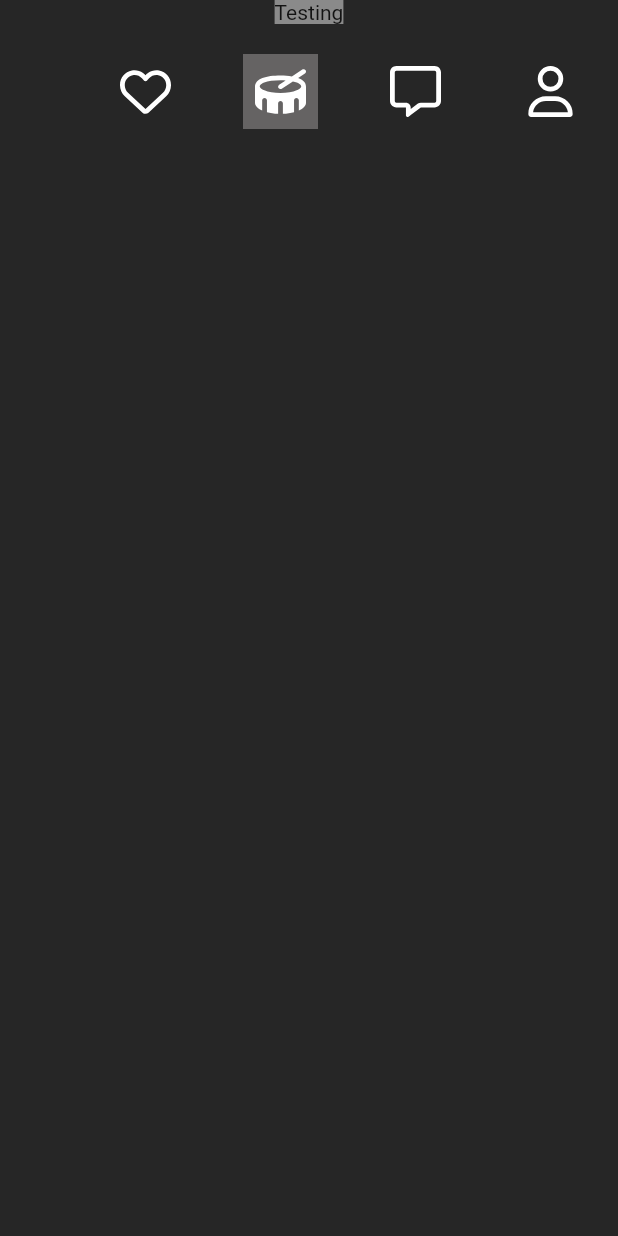
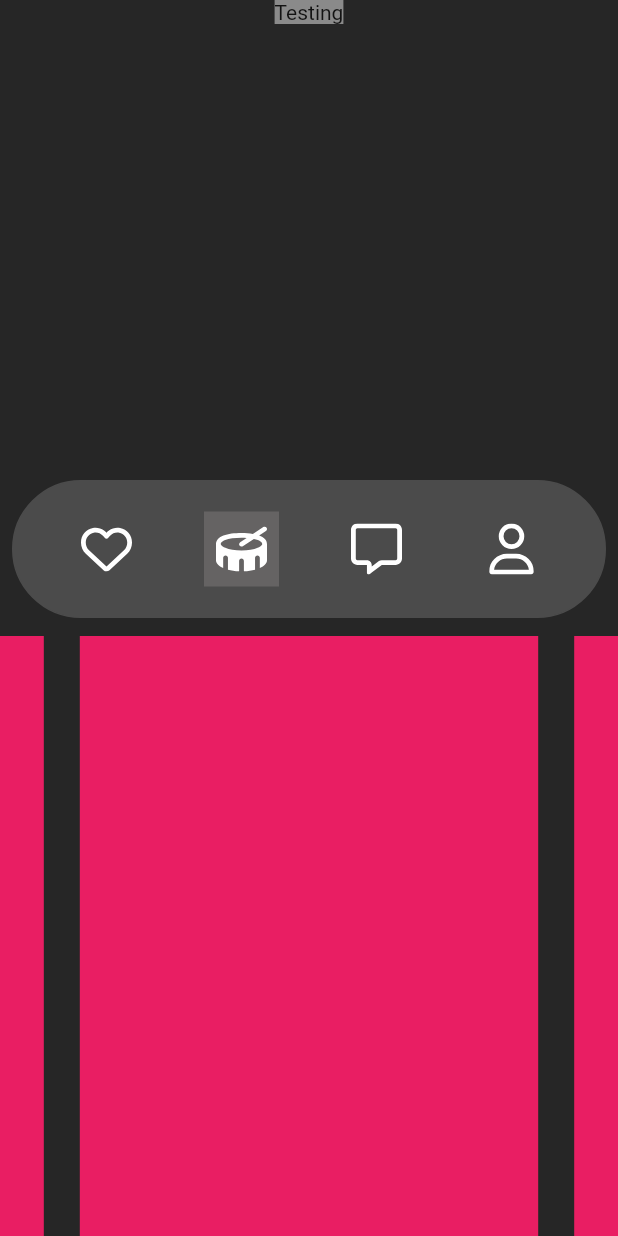
Before and after one commit to lbwise/bandit-remastered, a Flutter app: the screen it shows after launch, on a phone screen of 412 x 824 dp. Run offline on Flutter 3.47's test engine with Material 2 defaults, Android fonts, the phone set to English and light mode, and no system bars; drawn by our look-alikes of carousel_slider; our stand-ins replace flutter_svg.

Commit message:
Init image carousel, adjust navigation bar

```diff
--- a/app/lib/main.dart
+++ b/app/lib/main.dart
@@ -1,6 +1,7 @@
 import 'package:flutter/material.dart';
 import 'package:app/match_description.dart';
 import 'package:app/navigation_bar.dart';
+import 'package:app/profile_carousel.dart';
 
 void main() {
   runApp(
@@ -12,6 +13,7 @@ void main() {
             children: [
               MatchDescription(),
               NavBar(),
+              ProfileCarousel(),
             ],
           ),
         ),
--- a/app/lib/navigation_bar.dart
+++ b/app/lib/navigation_bar.dart
@@ -13,6 +13,8 @@ class NavBar extends StatefulWidget {
 class _NavBarState extends State<NavBar> {
   static const selectedIconColor = Color(0xFF656363);
   var selectedIconIndex = 1;
+
+  get decoration => null;
   void onNavClick(int idx) {
     setState(() {
       selectedIconIndex = idx;
@@ -22,11 +24,35 @@ class _NavBarState extends State<NavBar> {
 
   @override
   Widget build(context) {
-    return Row(
+    return Expanded(
+      child: LayoutBuilder(
+        builder: (context, constraints) {
+          final availableHeight = constraints.maxHeight;
+          return Padding(
+            padding: const EdgeInsets.only(bottom: 12, left: 8, right: 8),
+            child: Container(
+              constraints: const BoxConstraints(minHeight: 100),
+              height: availableHeight,
+              child: Align(
+                alignment: Alignment.bottomCenter,
+                child: Column(
                   mainAxisAlignment: MainAxisAlignment.end,
                   children: [
                     Container(
-          color: selectedIconIndex == 0 ? selectedIconColor : null,
+                      decoration: BoxDecoration(
+                          color: const Color(0xFF4B4B4B),
+                          border: Border.all(
+                            color: const Color(0xFF4B4B4B),
+                          ),
+                          borderRadius:
+                              const BorderRadius.all(Radius.circular(50))),
+                      child: Row(
+                        mainAxisAlignment: MainAxisAlignment.center,
+                        children: [
+                          Container(
+                            color: selectedIconIndex == 0
+                                ? selectedIconColor
+                                : null,
                             height: 50,
                             width: 50,
                             margin: const EdgeInsets.all(20),
@@ -41,7 +67,9 @@ class _NavBarState extends State<NavBar> {
                           Container(
                             height: 50,
                             width: 50,
-          color: selectedIconIndex == 1 ? selectedIconColor : null,
+                            color: selectedIconIndex == 1
+                                ? selectedIconColor
+                                : null,
                             margin: const EdgeInsets.all(20),
                             child: TextButton(
                               onPressed: () => onNavClick(1),
@@ -54,7 +82,9 @@ class _NavBarState extends State<NavBar> {
                           Container(
                             height: 50,
                             width: 50,
-          color: selectedIconIndex == 2 ? selectedIconColor : null,
+                            color: selectedIconIndex == 2
+                                ? selectedIconColor
+                                : null,
                             margin: const EdgeInsets.all(20),
                             child: TextButton(
                               onPressed: () => onNavClick(2),
@@ -67,7 +97,9 @@ class _NavBarState extends State<NavBar> {
                           Container(
                             height: 50,
                             width: 50,
-          color: selectedIconIndex == 3 ? selectedIconColor : null,
+                            color: selectedIconIndex == 3
+                                ? selectedIconColor
+                                : null,
                             margin: const EdgeInsets.all(20),
                             child: TextButton(
                               onPressed: () => onNavClick(3),
@@ -78,6 +110,15 @@ class _NavBarState extends State<NavBar> {
                             ),
                           ),
                         ],
+                      ),
+                    ),
+                  ],
+                ),
+              ),
+            ),
+          );
+        },
+      ),
     );
   }
 }
--- /dev/null
+++ b/app/lib/profile_carousel.dart
@@ -0,0 +1,35 @@
+import 'package:flutter/material.dart';
+import 'package:carousel_slider/carousel_slider.dart';
+
+class ProfileCarousel extends StatefulWidget {
+  const ProfileCarousel({super.key});
+
+  @override
+  State<ProfileCarousel> createState() {
+    return _ProfileCarouselState();
+  }
+}
+
+class _ProfileCarouselState extends State<ProfileCarousel> {
+  final urlImages = ['testImage1', 'testImage2', 'testImage3'];
+
+  @override
+  Widget build(context) {
+    return Container(
+      child: CarouselSlider.builder(
+        options: CarouselOptions(height: 400),
+        itemCount: urlImages.length,
+        itemBuilder: (context, index, realIndex) {
+          final urlImage = urlImages[index];
+
+          return buildImage(urlImage, index);
+        },
+      ),
+    );
+  }
+
+  Widget buildImage(String urlImage, int index) => Container(
+        margin: const EdgeInsets.symmetric(horizontal: 12),
+        color: Colors.pink,
+      );
+}
--- a/app/pubspec.yaml
+++ b/app/pubspec.yaml
@@ -36,6 +36,7 @@ dependencies:
   # The following adds the Cupertino Icons font to your application.
   # Use with the CupertinoIcons class for iOS style icons.
   cupertino_icons: ^1.0.2
+  carousel_slider: ^4.2.1
 
 dev_dependencies:
   flutter_test:
```
Also changed, not shown: app/pubspec.lock. Lines whose indentation alone changed are shown as unchanged.
